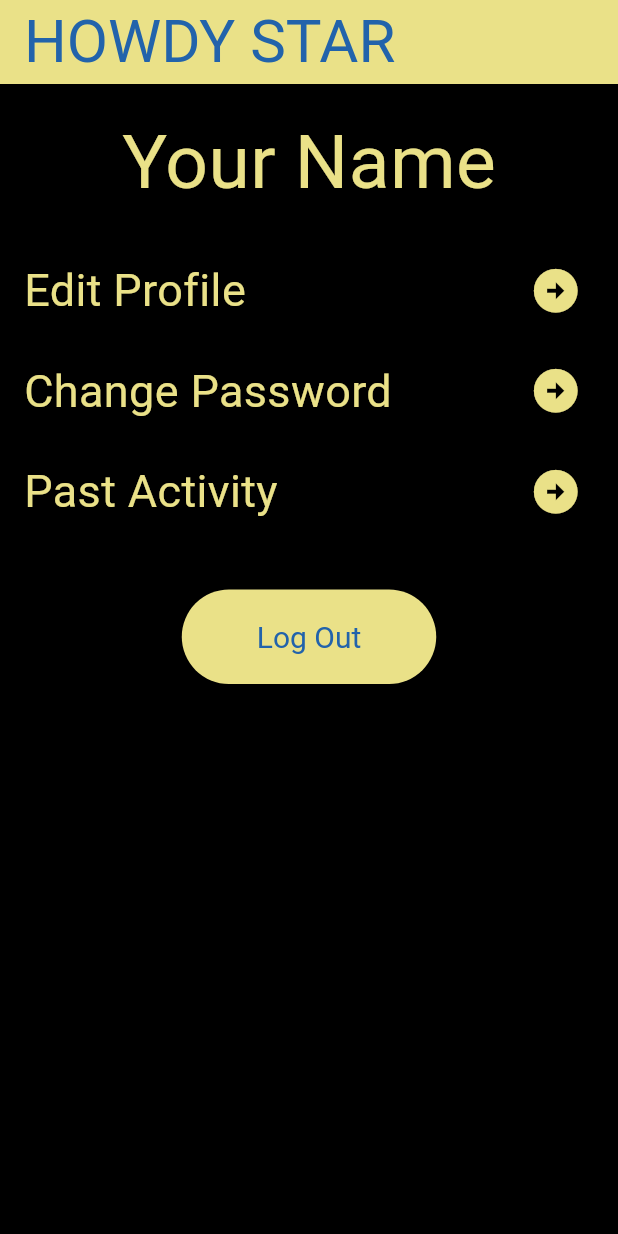
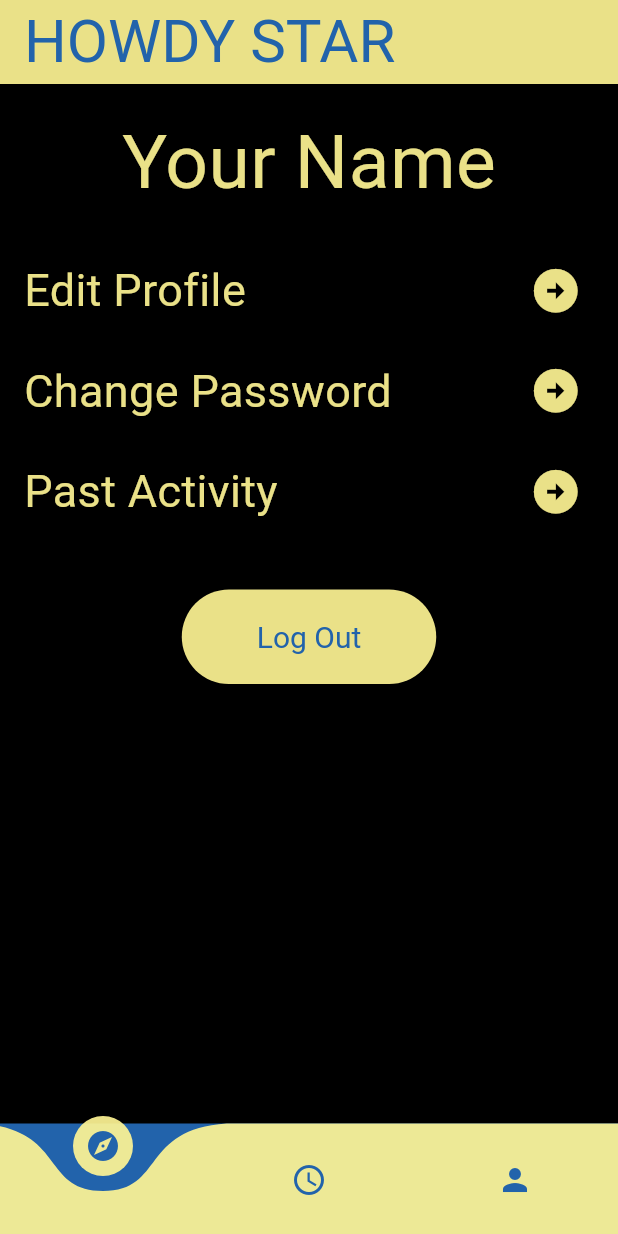
Before and after one commit to Ashisha10/StarServe, a Flutter app: the ProfilePage screen opened by its route, on a phone screen of 412 x 824 dp. Run offline on Flutter 3.47's test engine with Material 3 defaults, Android fonts, the phone set to English and light mode, and no system bars; drawn by our look-alikes of animated_background, curved_navigation_bar; our stand-ins replace animated_splash_screen, animated_text_kit, firebase_auth, firebase_core; accounts and stored records are empty; network calls fail.

Commit message:
nav-bar fixed

```diff
--- a/star_serve/lib/pages/login_page.dart
+++ b/star_serve/lib/pages/login_page.dart
@@ -2,12 +2,14 @@ import 'package:animated_text_kit/animated_text_kit.dart';
 import 'package:star_serve/components/rounded_button.dart';
 import 'package:star_serve/components/constants.dart';
 import 'package:flutter/material.dart';
+import 'package:star_serve/pages/profile_page.dart';
 import 'package:star_serve/pages/register_page.dart';
 import 'package:star_serve/pages_o/ongoing_events.dart';
 import 'package:animated_background/animated_background.dart';
 import 'package:star_serve/pages_v/explore_page.dart';
 import 'package:firebase_auth/firebase_auth.dart';
-import 'package:star_serve/pages/profile_page.dart';
+import 'package:curved_navigation_bar/curved_navigation_bar.dart';
+import 'package:flutter/material.dart';
 
 class LoginPage extends StatefulWidget {
   const LoginPage({Key? key}) : super(key: key);
@@ -118,12 +120,12 @@ class _LoginPageState extends State<LoginPage> with TickerProviderStateMixin {
                               password: pswd,
                             );
                             if (user != null) {
-                              Navigator.pushNamed(
-                                  context, ProfilePage.id);
+                              Navigator.pushNamed(context, ProfilePage.id);
                             }
                           } on Exception catch (e) {
                             print(e);
                           }
+                          Navigator.pushNamed(context, ProfilePage.id);
                         },
                       ),
                     ],
--- a/star_serve/lib/pages/profile_page.dart
+++ b/star_serve/lib/pages/profile_page.dart
@@ -1,18 +1,14 @@
-//needs UI and appearance fixes
-//needs icons from space theme
-
 import 'package:animated_background/animated_background.dart';
-import 'package:animated_text_kit/animated_text_kit.dart';
 import 'package:firebase_auth/firebase_auth.dart';
-import 'package:firebase_core/firebase_core.dart';
+import 'package:flutter/material.dart';
+import 'package:curved_navigation_bar/curved_navigation_bar.dart';
 import 'package:star_serve/components/rounded_button.dart';
 import 'package:star_serve/components/constants.dart';
-import 'package:flutter/material.dart';
 import 'package:star_serve/pages/login_page.dart';
 import 'package:star_serve/pages/register_page.dart';
 
 class ProfilePage extends StatefulWidget {
-  const ProfilePage({super.key});
+  const ProfilePage({Key? key}) : super(key: key);
 
   static const String id = "profile_page";
 
@@ -20,14 +16,15 @@ class ProfilePage extends StatefulWidget {
   State<ProfilePage> createState() => _ProfilePageState();
 }
 
-class _ProfilePageState extends State<ProfilePage> with TickerProviderStateMixin {
+class _ProfilePageState extends State<ProfilePage>
+    with TickerProviderStateMixin {
   final _auth = FirebaseAuth.instance;
   late User loggedInUser;
 
   void getCurrentUser() async {
     try {
       final user = await _auth.currentUser;
-      if(loggedInUser != null){
+      if (loggedInUser != null) {
         loggedInUser = user!;
       }
     } on Exception catch (e) {
@@ -37,7 +34,6 @@ class _ProfilePageState extends State<ProfilePage> with TickerProviderStateMixin
 
   @override
   void initState() {
-    // TODO: implement initState
     super.initState();
     getCurrentUser();
   }
@@ -48,7 +44,8 @@ class _ProfilePageState extends State<ProfilePage> with TickerProviderStateMixin
       appBar: AppBar(
         automaticallyImplyLeading: false,
         backgroundColor: lightYellow,
-        title: Text('HOWDY STAR',
+        title: Text(
+          'HOWDY STAR',
           style: appRegularText.copyWith(fontSize: 40.0),
         ),
       ),
@@ -99,7 +96,8 @@ class _ProfilePageState extends State<ProfilePage> with TickerProviderStateMixin
                 onPressed: () {
                   // Add functionality for Log Out
                 },
-              child: Text('Log Out',
+                child: Text(
+                  'Log Out',
                   style: appRegularText.copyWith(fontSize: 20.0),
                 ),
               ),
@@ -107,9 +105,23 @@ class _ProfilePageState extends State<ProfilePage> with TickerProviderStateMixin
           ),
         ),
       ),
+      bottomNavigationBar: CurvedNavigationBar(
+        color: lightYellow,
+        buttonBackgroundColor: lightYellow,
+        backgroundColor: navyBlue,
+        items: [
+          Icon(Icons.explore, color: navyBlue),
+          Icon(Icons.access_time_outlined, color: navyBlue),
+          Icon(Icons.person, color: navyBlue),
+        ],
+        onTap: (index) {
+          // Handle navigation based on the index
+          // For example, you can use a switch statement
+          // to navigate to different pages.
+        },
+      ),
     );
   }
-
 
   Widget buildFunctionalityRow(
       BuildContext context, String label, VoidCallback onPressed) {
```
Lines whose indentation alone changed are shown as unchanged.
